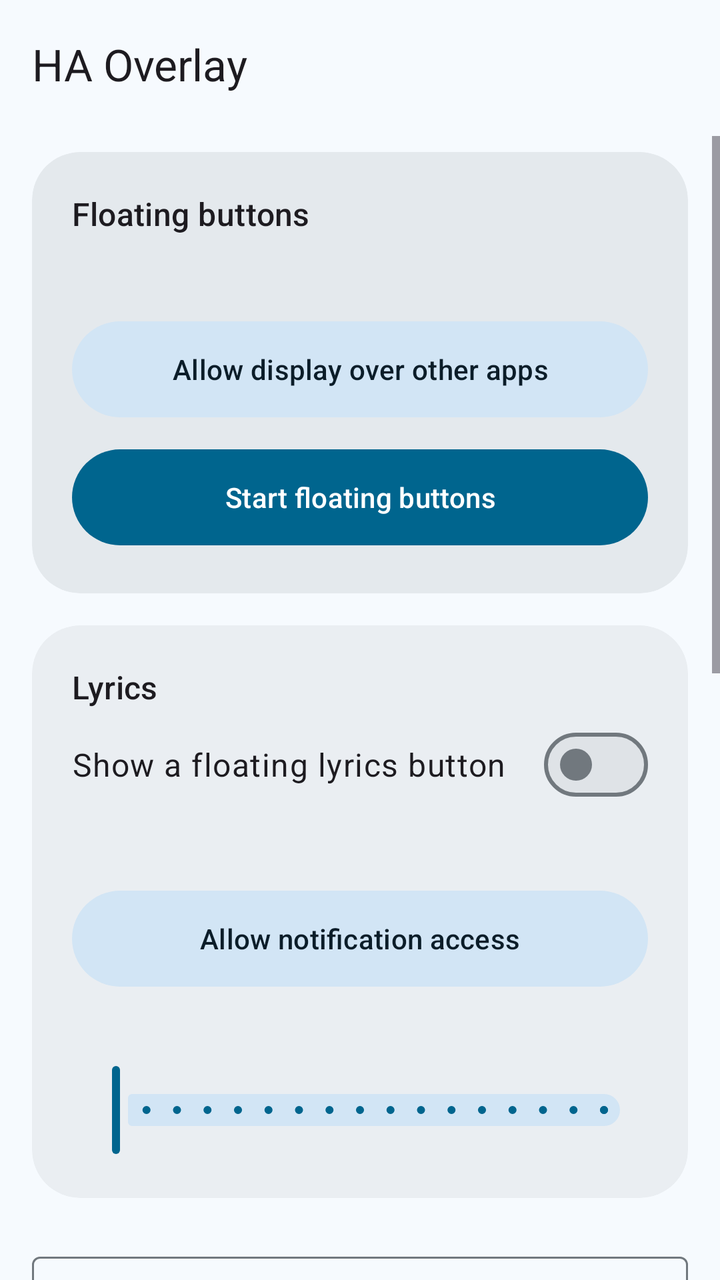
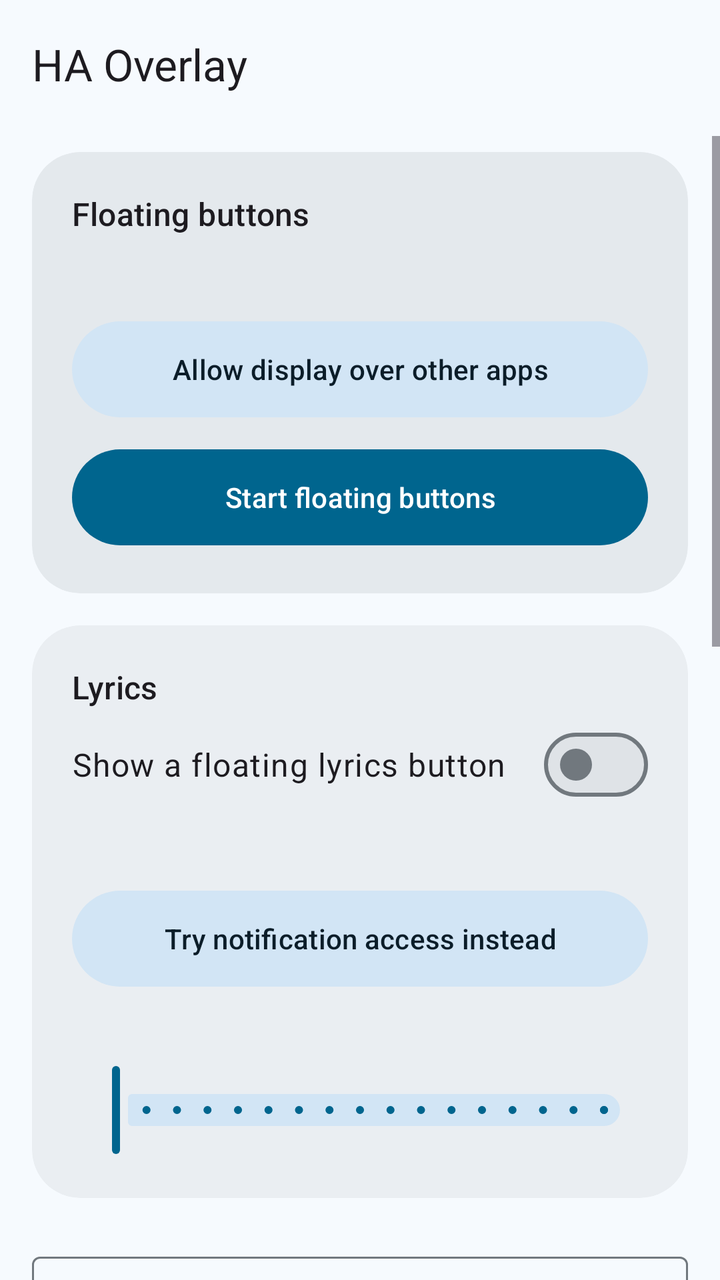

The first picture is an Android layout as it rendered before a commit; the second is the same layout after the commit. The layout source and the unified diff follow.
<!-- AndroidManifest.xml: application theme Theme.HAOverlay -->
<!-- res/layout/activity_main.xml -->
<?xml version="1.0" encoding="utf-8"?>
<LinearLayout xmlns:android="http://schemas.android.com/apk/res/android"
    xmlns:app="http://schemas.android.com/apk/res-auto"
    android:layout_width="match_parent"
    android:layout_height="match_parent"
    android:background="?android:attr/colorBackground"
    android:fitsSystemWindows="true"
    android:orientation="vertical">

    <com.google.android.material.appbar.MaterialToolbar
        android:id="@+id/toolbar"
        android:layout_width="match_parent"
        android:layout_height="?attr/actionBarSize"
        app:subtitleTextAppearance="?attr/textAppearanceBodySmall"
        app:title="@string/app_name" />

    <com.google.android.material.progressindicator.LinearProgressIndicator
        android:id="@+id/progress"
        android:layout_width="match_parent"
        android:layout_height="wrap_content"
        android:indeterminate="true"
        android:visibility="invisible" />

    <ScrollView
        android:layout_width="match_parent"
        android:layout_height="0dp"
        android:layout_weight="1">

        <LinearLayout
            android:layout_width="match_parent"
            android:layout_height="wrap_content"
            android:orientation="vertical"
            android:paddingStart="16dp"
            android:paddingTop="8dp"
            android:paddingEnd="16dp"
            android:paddingBottom="32dp">

            
            <com.google.android.material.card.MaterialCardView
                style="@style/Widget.Material3.CardView.Filled"
                android:layout_width="match_parent"
                android:layout_height="wrap_content"
                app:cardBackgroundColor="?attr/colorSurfaceContainerHigh"
                app:cardCornerRadius="24dp">

                <LinearLayout
                    android:layout_width="match_parent"
                    android:layout_height="wrap_content"
                    android:orientation="vertical"
                    android:padding="20dp">

                    <TextView
                        android:layout_width="wrap_content"
                        android:layout_height="wrap_content"
                        android:text="@string/overlay_title"
                        android:textAppearance="?attr/textAppearanceTitleMedium" />

                    <TextView
                        android:id="@+id/overlay_status"
                        android:layout_width="match_parent"
                        android:layout_height="wrap_content"
                        android:layout_marginTop="4dp"
                        android:textAppearance="?attr/textAppearanceBodyMedium"
                        android:textColor="?attr/colorOnSurfaceVariant" />

                    <com.google.android.material.button.MaterialButton
                        android:id="@+id/grant_overlay"
                        style="@style/Widget.Material3.Button.TonalButton"
                        android:layout_width="match_parent"
                        android:layout_height="wrap_content"
                        android:layout_marginTop="16dp"
                        android:minHeight="56dp"
                        android:text="@string/grant_overlay" />

                    <com.google.android.material.button.MaterialButton
                        android:id="@+id/start_stop"
                        android:layout_width="match_parent"
                        android:layout_height="wrap_content"
                        android:layout_marginTop="8dp"
                        android:minHeight="56dp"
                        android:text="@string/start_overlay" />
                </LinearLayout>
            </com.google.android.material.card.MaterialCardView>

            
            <com.google.android.material.card.MaterialCardView
                style="@style/Widget.Material3.CardView.Filled"
                android:layout_width="match_parent"
                android:layout_height="wrap_content"
                android:layout_marginTop="16dp"
                app:cardBackgroundColor="?attr/colorSurfaceContainer"
                app:cardCornerRadius="24dp">

                <LinearLayout
                    android:layout_width="match_parent"
                    android:layout_height="wrap_content"
                    android:orientation="vertical"
                    android:padding="20dp">

                    <TextView
                        android:layout_width="wrap_content"
                        android:layout_height="wrap_content"
                        android:text="@string/lyrics_title"
                        android:textAppearance="?attr/textAppearanceTitleMedium" />

                    <com.google.android.material.materialswitch.MaterialSwitch
                        android:id="@+id/lyrics_switch"
                        android:layout_width="match_parent"
                        android:layout_height="wrap_content"
                        android:minHeight="56dp"
                        android:text="@string/lyrics_switch"
                        android:textAppearance="?attr/textAppearanceBodyLarge" />

                    <TextView
                        android:id="@+id/lyrics_status"
                        android:layout_width="match_parent"
                        android:layout_height="wrap_content"
                        android:textAppearance="?attr/textAppearanceBodyMedium"
                        android:textColor="?attr/colorOnSurfaceVariant" />

                    <com.google.android.material.button.MaterialButton
                        android:id="@+id/lyrics_access"
                        style="@style/Widget.Material3.Button.TonalButton"
                        android:layout_width="match_parent"
                        android:layout_height="wrap_content"
                        android:layout_marginTop="12dp"
                        android:minHeight="56dp"
                        android:text="@string/lyrics_access" />

                    <TextView
                        android:id="@+id/lyrics_size_label"
                        android:layout_width="wrap_content"
                        android:layout_height="wrap_content"
                        android:layout_marginTop="12dp"
                        android:textAppearance="?attr/textAppearanceBodyLarge" />

                    <com.google.android.material.slider.Slider
                        android:id="@+id/lyrics_size"
                        android:layout_width="match_parent"
                        android:layout_height="wrap_content"
                        android:stepSize="2"
                        android:valueFrom="16"
                        android:valueTo="48" />
                </LinearLayout>
            </com.google.android.material.card.MaterialCardView>

            
            <com.google.android.material.textfield.TextInputLayout
                android:id="@+id/dashboard_layout"
                style="@style/Widget.Material3.TextInputLayout.OutlinedBox.ExposedDropdownMenu"
                android:layout_width="match_parent"
                android:layout_height="wrap_content"
                android:layout_marginTop="24dp"
                android:hint="@string/dashboard">

                <com.google.android.material.textfield.MaterialAutoCompleteTextView
                    android:id="@+id/dashboard_input"
                    android:layout_width="match_parent"
                    android:layout_height="wrap_content"
                    android:inputType="none" />
            </com.google.android.material.textfield.TextInputLayout>

            <TextView
                android:layout_width="wrap_content"
                android:layout_height="wrap_content"
                android:layout_marginTop="24dp"
                android:text="@string/cards_title"
                android:textAppearance="?attr/textAppearanceTitleLarge" />

            <TextView
                android:layout_width="match_parent"
                android:layout_height="wrap_content"
                android:layout_marginTop="4dp"
                android:text="@string/cards_subtitle"
                android:textAppearance="?attr/textAppearanceBodyMedium"
                android:textColor="?attr/colorOnSurfaceVariant" />

            <TextView
                android:id="@+id/cards_message"
                android:layout_width="match_parent"
                android:layout_height="wrap_content"
                android:layout_marginTop="16dp"
                android:textAppearance="?attr/textAppearanceBodyMedium"
                android:visibility="gone" />

            <LinearLayout
                android:id="@+id/cards_container"
                android:layout_width="match_parent"
                android:layout_height="wrap_content"
                android:layout_marginTop="12dp"
                android:orientation="vertical" />

            <TextView
                android:id="@+id/other_title"
                android:layout_width="wrap_content"
                android:layout_height="wrap_content"
                android:layout_marginTop="24dp"
                android:text="@string/other_pinned"
                android:textAppearance="?attr/textAppearanceTitleMedium"
                android:visibility="gone" />

            <LinearLayout
                android:id="@+id/other_container"
                android:layout_width="match_parent"
                android:layout_height="wrap_content"
                android:layout_marginTop="12dp"
                android:orientation="vertical" />

            
            <TextView
                android:layout_width="wrap_content"
                android:layout_height="wrap_content"
                android:layout_marginTop="24dp"
                android:text="@string/settings_title"
                android:textAppearance="?attr/textAppearanceTitleLarge" />

            <com.google.android.material.card.MaterialCardView
                style="@style/Widget.Material3.CardView.Filled"
                android:layout_width="match_parent"
                android:layout_height="wrap_content"
                android:layout_marginTop="12dp"
                app:cardBackgroundColor="?attr/colorSurfaceContainer"
                app:cardCornerRadius="24dp">

                <LinearLayout
                    android:layout_width="match_parent"
                    android:layout_height="wrap_content"
                    android:orientation="vertical"
                    android:padding="20dp">

                    <TextView
                        android:id="@+id/fab_size_label"
                        android:layout_width="wrap_content"
                        android:layout_height="wrap_content"
                        android:textAppearance="?attr/textAppearanceBodyLarge" />

                    <com.google.android.material.slider.Slider
                        android:id="@+id/fab_size"
                        android:layout_width="match_parent"
                        android:layout_height="wrap_content"
                        android:stepSize="4"
                        android:valueFrom="40"
                        android:valueTo="120" />

                    <TextView
                        android:id="@+id/panel_width_label"
                        android:layout_width="wrap_content"
                        android:layout_height="wrap_content"
                        android:layout_marginTop="8dp"
                        android:textAppearance="?attr/textAppearanceBodyLarge" />

                    <com.google.android.material.slider.Slider
                        android:id="@+id/panel_width"
                        android:layout_width="match_parent"
                        android:layout_height="wrap_content"
                        android:stepSize="20"
                        android:valueFrom="280"
                        android:valueTo="640" />

                    <com.google.android.material.materialswitch.MaterialSwitch
                        android:id="@+id/close_outside"
                        android:layout_width="match_parent"
                        android:layout_height="wrap_content"
                        android:layout_marginTop="8dp"
                        android:minHeight="56dp"
                        android:text="@string/close_outside"
                        android:textAppearance="?attr/textAppearanceBodyLarge" />

                    <com.google.android.material.materialswitch.MaterialSwitch
                        android:id="@+id/start_on_boot"
                        android:layout_width="match_parent"
                        android:layout_height="wrap_content"
                        android:minHeight="56dp"
                        android:text="@string/start_on_boot"
                        android:textAppearance="?attr/textAppearanceBodyLarge" />

                    <com.google.android.material.button.MaterialButton
                        android:id="@+id/reset_positions"
                        style="@style/Widget.Material3.Button.OutlinedButton"
                        android:layout_width="match_parent"
                        android:layout_height="wrap_content"
                        android:layout_marginTop="8dp"
                        android:minHeight="56dp"
                        android:text="@string/reset_positions" />
                </LinearLayout>
            </com.google.android.material.card.MaterialCardView>
        </LinearLayout>
    </ScrollView>
</LinearLayout>
<!-- resources referenced by this layout -->
<resources>
  <string name="app_name">HA Overlay</string>
  <string name="cards_subtitle">Turn a card on to pin it as a floating button. Tap the button to open the card; long-press it to run the card\'s main action.</string>
  <string name="cards_title">Cards</string>
  <string name="close_outside">Close card popup when tapping outside</string>
  <string name="dashboard">Dashboard</string>
  <string name="grant_overlay">Allow display over other apps</string>
  <string name="lyrics_access">Allow notification access</string>
  <string name="lyrics_switch">Show a floating lyrics button</string>
  <string name="lyrics_title">Lyrics</string>
  <string name="other_pinned">Pinned from other dashboards</string>
  <string name="overlay_title">Floating buttons</string>
  <string name="reset_positions">Reset button positions</string>
  <string name="settings_title">Settings</string>
  <string name="start_on_boot">Start when the car starts</string>
  <string name="start_overlay">Start floating buttons</string>
  <color name="m3_primary">#FF00658E</color>
  <color name="m3_on_primary">#FFFFFFFF</color>
  <color name="m3_primary_container">#FFC7E7FF</color>
  <color name="m3_on_primary_container">#FF001E2E</color>
  <color name="m3_secondary">#FF4F616E</color>
  <color name="m3_on_secondary">#FFFFFFFF</color>
  <color name="m3_secondary_container">#FFD2E5F5</color>
  <color name="m3_on_secondary_container">#FF0B1D29</color>
  <color name="m3_tertiary">#FF63597C</color>
  <color name="m3_on_tertiary">#FFFFFFFF</color>
  <color name="m3_tertiary_container">#FFE9DDFF</color>
  <color name="m3_on_tertiary_container">#FF1F1635</color>
  <color name="m3_error">#FFBA1A1A</color>
  <color name="m3_on_error">#FFFFFFFF</color>
  <color name="m3_error_container">#FFFFDAD6</color>
  <color name="m3_on_error_container">#FF410002</color>
  <color name="m3_background">#FFF6FAFE</color>
  <color name="m3_on_background">#FF171C1F</color>
  <color name="m3_surface">#FFF6FAFE</color>
  <color name="m3_on_surface">#FF171C1F</color>
  <color name="m3_surface_variant">#FFDDE3EA</color>
  <color name="m3_on_surface_variant">#FF41484D</color>
  <color name="m3_outline">#FF71787E</color>
  <color name="m3_outline_variant">#FFC1C7CE</color>
  <color name="m3_surface_container_lowest">#FFFFFFFF</color>
  <color name="m3_surface_container_low">#FFF0F4F8</color>
  <color name="m3_surface_container">#FFEAEEF2</color>
  <color name="m3_surface_container_high">#FFE4E9ED</color>
  <color name="m3_surface_container_highest">#FFDFE3E7</color>
  <!-- unchanged entries left out for length: 1 -->
</resources>

<!-- the commit's change to res/layout/activity_main.xml (unified diff, before → after) -->
@@ -258,6 +258,15 @@
                         android:valueTo="640" />
 
                     <com.google.android.material.materialswitch.MaterialSwitch
+                        android:id="@+id/web_cards"
+                        android:layout_width="match_parent"
+                        android:layout_height="wrap_content"
+                        android:layout_marginTop="8dp"
+                        android:minHeight="56dp"
+                        android:text="@string/web_cards"
+                        android:textAppearance="?attr/textAppearanceBodyLarge" />
+
+                    <com.google.android.material.materialswitch.MaterialSwitch
                         android:id="@+id/close_outside"
                         android:layout_width="match_parent"
                         android:layout_height="wrap_content"
<!-- resource entries referenced after the edit -->
@@ -6,7 +6,7 @@
   <string name="close_outside">Close card popup when tapping outside</string>
   <string name="dashboard">Dashboard</string>
   <string name="grant_overlay">Allow display over other apps</string>
-  <string name="lyrics_access">Allow notification access</string>
+  <string name="lyrics_access">Try notification access instead</string>
   <string name="lyrics_switch">Show a floating lyrics button</string>
   <string name="lyrics_title">Lyrics</string>
   <string name="other_pinned">Pinned from other dashboards</string>
@@ -15,6 +15,7 @@
   <string name="settings_title">Settings</string>
   <string name="start_on_boot">Start when the car starts</string>
   <string name="start_overlay">Start floating buttons</string>
+  <string name="web_cards">Show cards exactly as in Home Assistant</string>
   <color name="m3_primary">#FF00658E</color>
   <color name="m3_on_primary">#FFFFFFFF</color>
   <color name="m3_primary_container">#FFC7E7FF</color>
